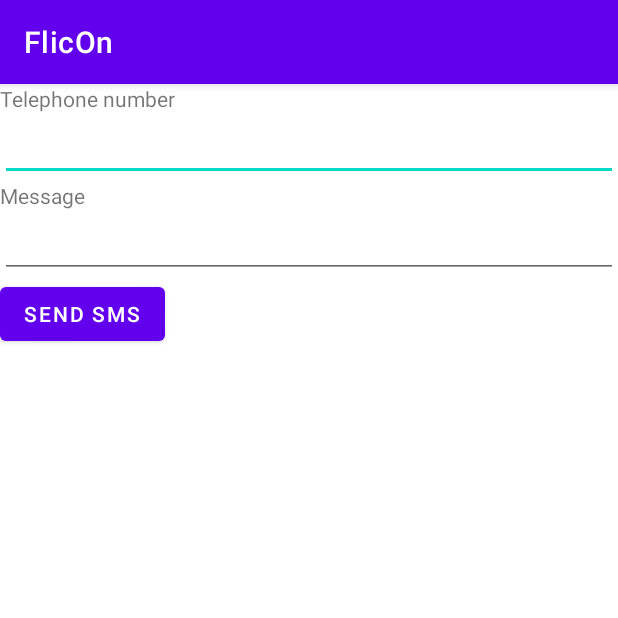
After one commit to kjarmoszko/FlicOn, an Android app: the SendSmsActivity screen opened directly, with no data from a screen before it, on a phone screen of 412 x 824 dp, the top half of it. The commit adds this screen. Run offline under Robolectric (Android 15) with nearby library versions, the phone set to English and light mode, and no system bars.

Commit message:
Sending sms

```diff
--- /dev/null
+++ b/app/src/main/res/layout/activity_send_sms.xml
@@ -0,0 +1,33 @@
+<?xml version="1.0" encoding="utf-8"?>
+<LinearLayout
+    xmlns:android="http://schemas.android.com/apk/res/android"
+    xmlns:tools="http://schemas.android.com/tools"
+    android:layout_width="match_parent"
+    android:layout_height="match_parent"
+    tools:context=".phone.SendSmsActivity"
+    android:orientation="vertical">
+
+    <TextView
+        android:layout_width="match_parent"
+        android:layout_height="wrap_content"
+        android:text="Telephone number" />
+    <EditText
+        android:layout_width="match_parent"
+        android:layout_height="wrap_content"
+        android:id="@+id/smsNumber"
+        android:inputType="phone"/>
+    <TextView
+        android:layout_width="match_parent"
+        android:layout_height="wrap_content"
+        android:text="Message" />
+    <EditText
+        android:layout_width="match_parent"
+        android:layout_height="wrap_content"
+        android:id="@+id/smsContent" />
+    <Button
+        android:layout_width="wrap_content"
+        android:layout_height="wrap_content"
+        android:text="Send SMS"
+        android:id="@+id/sendSMS" />
+
+</LinearLayout>
--- a/build.gradle
+++ b/build.gradle
@@ -5,7 +5,7 @@ buildscript {
         mavenCentral()
     }
     dependencies {
-        classpath 'com.android.tools.build:gradle:7.0.2'
+        classpath 'com.android.tools.build:gradle:7.0.4'
         classpath "org.jetbrains.kotlin:kotlin-gradle-plugin:1.5.30"
         // NOTE: Do not place your application dependencies here; they belong
         // in the individual module build.gradle files
```
Also changed, not shown: app/src/main/AndroidManifest.xml (+8 -3 lines), app/src/main/java/com/example/flicon/MainActivity.java (+11 -1 lines), app/src/main/java/com/example/flicon/phone/SendSmsActivity.java (added, +118 -0 lines).
